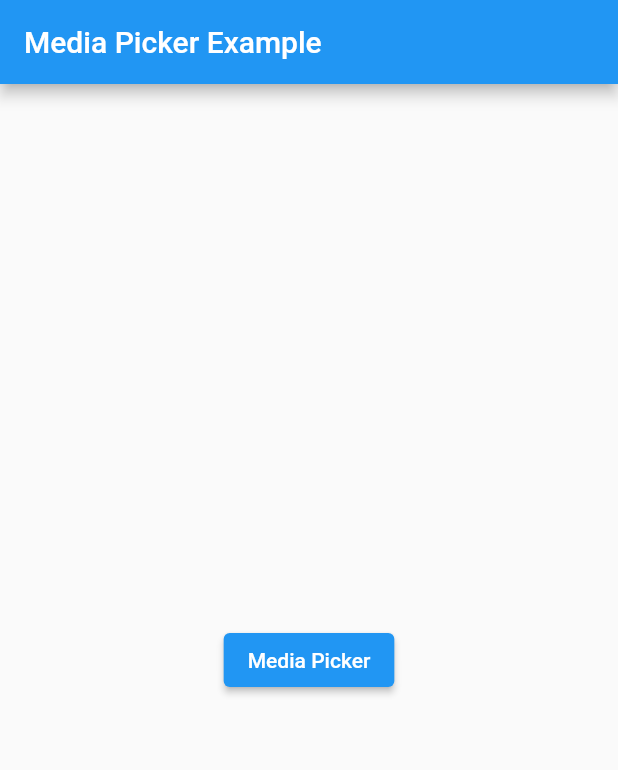
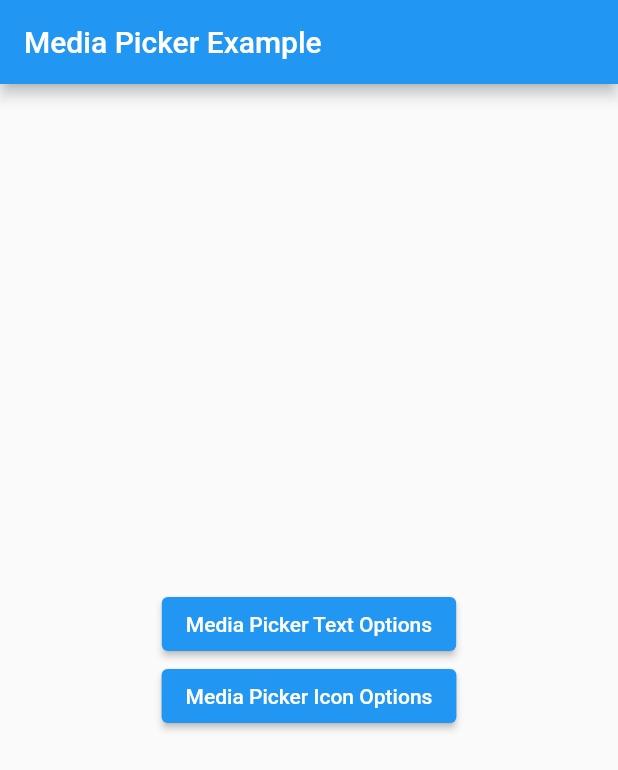
Before and after one commit to Iconica-Development/flutter_media_picker, a Flutter app: the screen it shows after launch, on a phone screen of 412 x 824 dp. Shown: the top 770 px of the screen. Run offline on Flutter 3.47's test engine with Material 2 defaults, Android fonts, the phone set to English and light mode, and no system bars; our stand-ins replace file_picker, hooks_riverpod, image_picker, logger, permission_handler, video_player; missing offline and left inert: dart:html, flutter_form, flutter_sound.

Commit message:
feat: added new example for icons option
Also added the option to add your own icon for each button

```diff
--- a/example/lib/main.dart
+++ b/example/lib/main.dart
@@ -2,7 +2,8 @@
 //
 // SPDX-License-Identifier: BSD-3-Clause
 
-import 'package:example/media_picker.dart';
+import 'package:example/media_picker_icon_options.dart';
+import 'package:example/media_picker_text_options.dart';
 import 'package:flutter/material.dart';
 import 'package:hooks_riverpod/hooks_riverpod.dart';
 
@@ -43,15 +44,19 @@ class _MyHomePageState extends State<MyHomePage> {
       appBar: AppBar(
         title: Text(widget.title),
       ),
-      body: Center(
+      body: Column(
+        mainAxisAlignment: MainAxisAlignment.center,
+        crossAxisAlignment: CrossAxisAlignment.center,
+        children: [
+          Center(
             child: ElevatedButton(
-          child: const Text('Media Picker'),
+              child: const Text('Media Picker Text Options'),
               onPressed: () {
                 showModalBottomSheet(
                   backgroundColor: Colors.transparent,
                   context: context,
                   builder: (context) {
-                return MediaPickerPage(
+                    return MediaPickerPageTextOptions(
                       callback: () {
                         Navigator.pop(context);
                       },
@@ -61,6 +66,26 @@ class _MyHomePageState extends State<MyHomePage> {
               },
             ),
           ),
+          Center(
+            child: ElevatedButton(
+              child: const Text('Media Picker Icon Options'),
+              onPressed: () {
+                showModalBottomSheet(
+                  backgroundColor: Colors.transparent,
+                  context: context,
+                  builder: (context) {
+                    return MediaPickerPageIconOptions(
+                      callback: () {
+                        Navigator.pop(context);
+                      },
+                    );
+                  },
+                );
+              },
+            ),
+          ),
+        ],
+      ),
     );
   }
 }
--- a/lib/flutter_media_picker.dart
+++ b/lib/flutter_media_picker.dart
@@ -10,6 +10,7 @@ export './src/service/services.dart';
 export './src/media_result.dart';
 export './src/media_picker.dart';
 export './src/enums/enums.dart';
+export './src/widgets/widgets.dart';
 
 import 'package:flutter_media_picker/flutter_media_picker.dart';
 import 'package:hooks_riverpod/hooks_riverpod.dart';
--- a/lib/src/inputs/input_audio.dart
+++ b/lib/src/inputs/input_audio.dart
@@ -7,7 +7,6 @@ import 'dart:io';
 
 import 'package:flutter/material.dart';
 import 'package:flutter_media_picker/flutter_media_picker.dart';
-import 'package:flutter_media_picker/src/widgets/icon_button_with_text.dart';
 import 'package:hooks_riverpod/hooks_riverpod.dart';
 import 'package:intl/intl.dart';
 
@@ -17,14 +16,16 @@ import 'package:intl/intl.dart';
 class MediaPickerInputAudio implements MediaPickerInput {
   MediaPickerInputAudio({
     this.label = "Audio",
+    Widget? icon,
     this.checkPageSettings,
     this.onComplete,
     required this.audioService,
     this.inputStyling,
-  }) : icon = IconButtonWithText(
-          icon: Icons.record_voice_over,
-          iconText: label,
-        );
+  }) : icon = icon ??
+            IconButtonWithText(
+              icon: Icons.record_voice_over,
+              iconText: label,
+            );
 
   final AudioService audioService;
 
--- a/lib/src/inputs/input_file.dart
+++ b/lib/src/inputs/input_file.dart
@@ -4,21 +4,25 @@
 
 import 'package:file_picker/file_picker.dart';
 import 'package:flutter/material.dart';
-import 'package:flutter_media_picker/src/widgets/icon_button_with_text.dart';
 
 import 'package:path/path.dart' as path;
 
 import '../../flutter_media_picker.dart';
 
-/// Input for photo used by [MediaPicker].
+/// Input for file used by [MediaPicker].
 class MediaPickerInputFile implements MediaPickerInput {
   MediaPickerInputFile({
     this.label = "File",
+    Widget? icon,
     this.fileExtensions = const ['pdf', 'jpg', 'png'],
     this.checkPageSettings,
     this.onComplete,
     this.pickFile,
-  }) : icon = IconButtonWithText(icon: Icons.file_copy, iconText: label,);
+  }) : icon = icon ??
+            IconButtonWithText(
+              icon: Icons.file_copy,
+              iconText: label,
+            );
 
   final Future<FilePickerResult?> Function(List<String>)? pickFile;
   final List<String> fileExtensions;
--- a/lib/src/inputs/input_photo.dart
+++ b/lib/src/inputs/input_photo.dart
@@ -14,10 +14,11 @@ import 'package:flutter_media_picker/src/widgets/icon_button_with_text.dart';
 class MediaPickerInputPhoto implements MediaPickerInput {
   MediaPickerInputPhoto({
     this.label = "Photo",
+    Widget? icon,
     this.checkPageSettings,
     this.onComplete,
     this.pickFile,
-  }) : icon = IconButtonWithText(
+  }) : icon = icon ?? IconButtonWithText(
           icon: Icons.camera_alt,
           iconText: label,
         );
--- a/lib/src/inputs/input_text.dart
+++ b/lib/src/inputs/input_text.dart
@@ -13,9 +13,10 @@ import 'package:hooks_riverpod/hooks_riverpod.dart';
 class MediaPickerInputText implements MediaPickerInput {
   MediaPickerInputText({
     this.label = "Text",
+    Widget? icon,
     this.checkPageSettings,
     this.onComplete,
-  }) : icon = IconButtonWithText(
+  }) : icon = icon ?? IconButtonWithText(
           icon: Icons.text_fields,
           iconText: label,
         );
--- a/lib/src/inputs/input_video.dart
+++ b/lib/src/inputs/input_video.dart
@@ -6,17 +6,17 @@ import 'dart:typed_data';
 
 import 'package:flutter/material.dart';
 import 'package:flutter_media_picker/flutter_media_picker.dart';
-import 'package:flutter_media_picker/src/widgets/icon_button_with_text.dart';
 
 /// Input for video used by [MediaPicker].
 class MediaPickerInputVideo implements MediaPickerInput {
   MediaPickerInputVideo({
     this.label = "Video",
+    Widget? icon,
     this.checkPageSettings,
     this.onComplete,
     this.pickFile,
     required this.videoPlayerFactory,
-  }) : icon = IconButtonWithText(icon: Icons.video_camera_front, iconText: label,);
+  }) : icon = icon ?? IconButtonWithText(icon: Icons.video_camera_front, iconText: label,);
 
   final Future<Uint8List?> Function()? pickFile;
   final VideoPlayerFactory videoPlayerFactory;
--- /dev/null
+++ b/lib/src/widgets/widgets.dart
@@ -0,0 +1 @@
+export 'icon_button_with_text.dart';
```
Also changed, not shown: example/lib/media_picker_icon_options.dart (added, +152 -0 lines), example/lib/media_picker_text_options.dart (renamed from example/lib/media_picker.dart, +6 -85 lines). Lines whose indentation alone changed are shown as unchanged.
